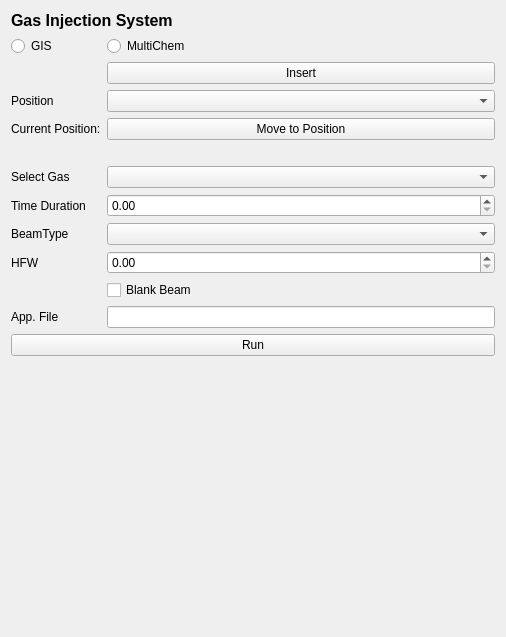
Qt form fibsem/ui/qtdesigner_files/FibsemGISWidget.ui (DeMarcoLab/fibsem) before a commit.
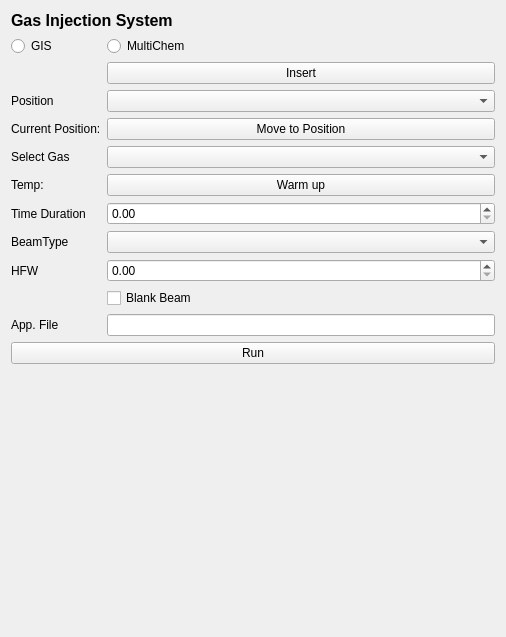
The same form after that commit.

Commit message: temp control GIS

Patch:
```diff
--- a/fibsem/ui/qtdesigner_files/FibsemGISWidget.ui
+++ b/fibsem/ui/qtdesigner_files/FibsemGISWidget.ui
@@ -14,8 +14,22 @@
    <string>Form</string>
   </property>
   <layout class="QGridLayout" name="gridLayout_2">
-   <item row="10" column="1">
-    <widget class="QComboBox" name="gas_combobox"/>
+   <item row="4" column="0">
+    <widget class="QLabel" name="label_position">
+     <property name="text">
+      <string>Position</string>
+     </property>
+    </widget>
+   </item>
+   <item row="18" column="0" colspan="2">
+    <widget class="QPushButton" name="run_button">
+     <property name="text">
+      <string>Run</string>
+     </property>
+    </widget>
+   </item>
+   <item row="15" column="1">
+    <widget class="QDoubleSpinBox" name="hfw_spinbox"/>
    </item>
    <item row="1" column="0">
     <widget class="QRadioButton" name="GIS_radioButton">
@@ -24,43 +38,21 @@
      </property>
     </widget>
    </item>
+   <item row="10" column="1">
+    <widget class="QComboBox" name="gas_combobox"/>
+   </item>
    <item row="13" column="0">
-    <widget class="QLabel" name="label_hfw">
+    <widget class="QLabel" name="label_time">
      <property name="text">
-      <string>HFW</string>
+      <string>Time Duration</string>
      </property>
     </widget>
    </item>
-   <item row="0" column="0" colspan="2">
-    <widget class="QLabel" name="label_title">
-     <property name="font">
-      <font>
-       <pointsize>12</pointsize>
-       <weight>75</weight>
-       <bold>true</bold>
-      </font>
-     </property>
-     <property name="text">
-      <string>Gas Injection System</string>
-     </property>
-    </widget>
-   </item>
-   <item row="14" column="1">
-    <widget class="QCheckBox" name="checkBox">
-     <property name="text">
-      <string>Blank Beam</string>
-     </property>
-    </widget>
-   </item>
-   <item row="16" column="0" colspan="2">
-    <widget class="QPushButton" name="run_button">
-     <property name="text">
-      <string>Run</string>
-     </property>
-    </widget>
+   <item row="17" column="1">
+    <widget class="QLineEdit" name="app_file_lineEdit"/>
    </item>
    <item row="13" column="1">
-    <widget class="QDoubleSpinBox" name="hfw_spinbox"/>
+    <widget class="QDoubleSpinBox" name="timeDuration_spinbox"/>
    </item>
    <item row="7" column="0">
     <widget class="QLabel" name="current_position_label">
@@ -69,24 +61,7 @@
      </property>
     </widget>
    </item>
-   <item row="10" column="0">
-    <widget class="QLabel" name="label_gas">
-     <property name="text">
-      <string>Select Gas</string>
-     </property>
-    </widget>
-   </item>
-   <item row="12" column="0">
-    <widget class="QLabel" name="label_beam_type">
-     <property name="text">
-      <string>BeamType</string>
-     </property>
-    </widget>
-   </item>
-   <item row="4" column="1">
-    <widget class="QComboBox" name="position_combobox"/>
-   </item>
-   <item row="17" column="0" colspan="2">
+   <item row="19" column="0" colspan="2">
     <spacer name="verticalSpacer">
      <property name="orientation">
       <enum>Qt::Vertical</enum>
@@ -99,13 +74,23 @@
      </property>
     </spacer>
    </item>
-   <item row="12" column="1">
+   <item row="14" column="1">
     <widget class="QComboBox" name="beamtype_combobox"/>
    </item>
-   <item row="7" column="1">
-    <widget class="QPushButton" name="move_GIS_button">
+   <item row="17" column="0">
+    <widget class="QLabel" name="app_file_label">
      <property name="text">
-      <string>Move to Position</string>
+      <string>App. File</string>
+     </property>
+    </widget>
+   </item>
+   <item row="4" column="1">
+    <widget class="QComboBox" name="position_combobox"/>
+   </item>
+   <item row="10" column="0">
+    <widget class="QLabel" name="label_gas">
+     <property name="text">
+      <string>Select Gas</string>
      </property>
     </widget>
    </item>
@@ -116,10 +101,17 @@
      </property>
     </widget>
    </item>
-   <item row="11" column="0">
-    <widget class="QLabel" name="label_time">
+   <item row="7" column="1">
+    <widget class="QPushButton" name="move_GIS_button">
      <property name="text">
-      <string>Time Duration</string>
+      <string>Move to Position</string>
+     </property>
+    </widget>
+   </item>
+   <item row="14" column="0">
+    <widget class="QLabel" name="label_beam_type">
+     <property name="text">
+      <string>BeamType</string>
      </property>
     </widget>
    </item>
@@ -130,30 +122,52 @@
      </property>
     </widget>
    </item>
-   <item row="4" column="0">
-    <widget class="QLabel" name="label_position">
+   <item row="15" column="0">
+    <widget class="QLabel" name="label_hfw">
      <property name="text">
-      <string>Position</string>
+      <string>HFW</string>
      </property>
     </widget>
    </item>
-   <item row="8" column="0">
+   <item row="0" column="0" colspan="2">
+    <widget class="QLabel" name="label_title">
+     <property name="font">
+      <font>
+       <pointsize>12</pointsize>
+       <weight>75</weight>
+       <bold>true</bold>
+      </font>
+     </property>
+     <property name="text">
+      <string>Gas Injection System</string>
+     </property>
+    </widget>
+   </item>
+   <item row="16" column="1">
+    <widget class="QCheckBox" name="checkBox">
+     <property name="text">
+      <string>Blank Beam</string>
+     </property>
+    </widget>
+   </item>
+   <item row="3" column="0">
     <widget class="QLabel" name="GIS_insert_status_label">
      <property name="text">
       <string/>
      </property>
     </widget>
    </item>
-   <item row="11" column="1">
-    <widget class="QDoubleSpinBox" name="timeDuration_spinbox"/>
+   <item row="12" column="1">
+    <widget class="QPushButton" name="warm_button">
+     <property name="text">
+      <string>Warm up</string>
+     </property>
+    </widget>
    </item>
-   <item row="15" column="1">
-    <widget class="QLineEdit" name="app_file_lineEdit"/>
-   </item>
-   <item row="15" column="0">
-    <widget class="QLabel" name="app_file_label">
+   <item row="12" column="0">
+    <widget class="QLabel" name="temp_label">
      <property name="text">
-      <string>App. File</string>
+      <string>Temp: </string>
      </property>
     </widget>
    </item>
```
The commit also changes 4 other files.
